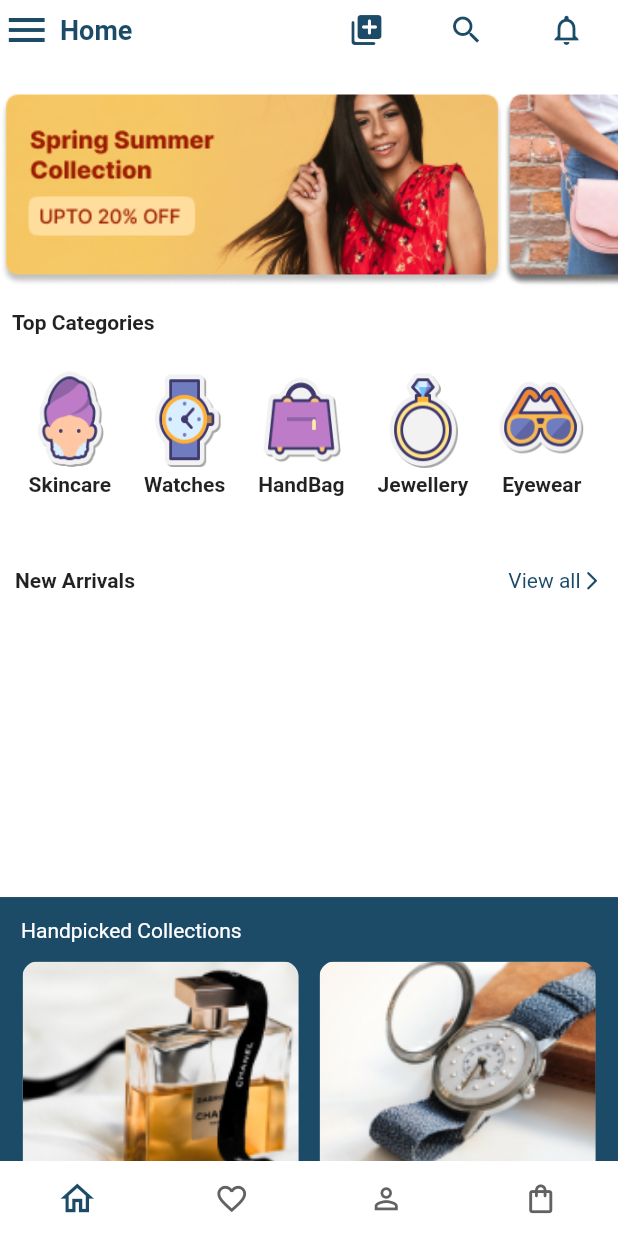
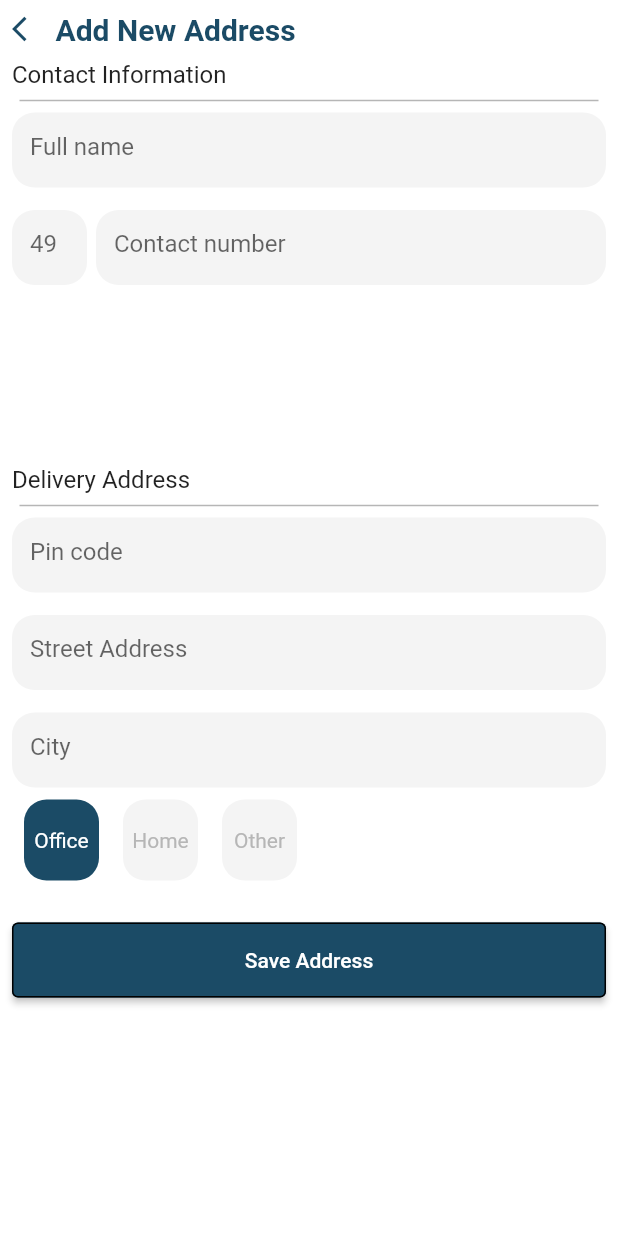
Before and after one commit to zahraaapz/Store_flutter, a Flutter app: the screen it shows after launch, on a phone screen of 412 x 824 dp. Run offline on Flutter 3.47's test engine with Material 2 defaults, Android fonts, the phone set to English and light mode, and no system bars; our stand-ins replace expandable, flutter_spinkit, font_awesome_flutter; missing offline and left inert: d_chart, dart:ffi.

Commit message:
app store

```diff
--- /dev/null
+++ b/lib/address.dart
@@ -0,0 +1,246 @@
+import 'package:appstore/color/color.dart';
+import 'package:appstore/model/Model.dart';
+import 'package:flutter/cupertino.dart';
+import 'package:flutter/material.dart';
+
+class address extends StatefulWidget{
+  @override
+  State<address> createState() => _addressState();
+}
+
+class _addressState extends State<address> {
+  int select=0;
+  @override
+
+  Widget build(BuildContext context) {
+return SafeArea(
+  child:   Scaffold(
+
+    backgroundColor: Colors.white,
+
+    body: Padding(
+
+      padding: const EdgeInsets.all(8.0),
+
+      child: SingleChildScrollView(
+        child: Column(crossAxisAlignment: CrossAxisAlignment.start,
+
+          children: [
+
+          Row(children: [
+
+            Icon(Icons.arrow_back_ios,color: Rang.blue,size: 20,),
+
+
+         SizedBox(width: 9,)
+            ,Text('Add New Address',style:TextStyle(color: Rang.blue,fontSize: 20,fontWeight: FontWeight.bold) ,)
+
+          ],),
+          SizedBox(height: 9,),
+
+          Text('Contact Information',style:TextStyle(fontSize: 16)),
+
+          Divider(
+
+            thickness: 1,color: Rang.grey,endIndent: 5,indent:5 ,
+
+          ),       Container(
+
+              height: 50,
+
+              width: double.infinity,
+
+              decoration: BoxDecoration(borderRadius: BorderRadius.circular(15),color:Rang.toosi ),
+
+              child: TextField(
+
+                decoration: InputDecoration(
+          hintText: 'Full name',
+        helperStyle: TextStyle(color: Rang.grey),
+                  border: OutlineInputBorder(borderSide:BorderSide.none,borderRadius: BorderRadius.circular(15)),
+
+                  focusedBorder: OutlineInputBorder(borderSide: BorderSide(color: Rang.toosi),borderRadius: BorderRadius.circular(15))
+
+                ),
+
+              ),
+
+            ),
+            SizedBox(height: 15,),
+
+          Row(
+            mainAxisAlignment: MainAxisAlignment.spaceBetween,
+            children: [
+
+
+
+            Container(
+
+              height: 50,
+
+              width: 50,
+
+              decoration: BoxDecoration(borderRadius: BorderRadius.circular(15),color:Rang.toosi ),
+
+              child: TextField(
+        keyboardType: TextInputType.number,
+                decoration: InputDecoration(
+          hintText: '49',
+        helperStyle: TextStyle(color: Rang.grey),
+                  border: OutlineInputBorder(borderSide: BorderSide.none,borderRadius: BorderRadius.circular(15)),
+
+                  focusedBorder: OutlineInputBorder(borderSide: BorderSide(color: Rang.toosi),borderRadius: BorderRadius.circular(15))
+
+                ),
+
+              ),
+
+            ),
+
+
+                   Container(
+
+              height: 50,
+
+              width: 340,
+
+              decoration: BoxDecoration(borderRadius: BorderRadius.circular(15),color:Rang.toosi ),
+
+              child: TextField(
+
+                decoration: InputDecoration(
+        hintText: 'Contact number',
+        helperStyle: TextStyle(color: Rang.grey),
+                  border: OutlineInputBorder(borderSide: BorderSide.none,borderRadius: BorderRadius.circular(15)),
+
+                  focusedBorder: OutlineInputBorder(borderSide: BorderSide(color: Rang.toosi),borderRadius: BorderRadius.circular(15))
+
+                ),
+
+              ),
+
+            )
+
+          ],),
+          SizedBox(height: 120,),
+                  Text('Delivery Address',style:TextStyle(fontSize: 16)),
+
+          Divider(
+
+            thickness: 1,color: Rang.grey,endIndent: 5,indent:5 ,
+
+          ),
+
+               Container(
+
+              height: 50,
+
+              width: double.infinity,
+
+              decoration: BoxDecoration(borderRadius: BorderRadius.circular(15),color:Rang.toosi ),
+
+              child: TextField(
+
+                decoration: InputDecoration(
+        hintText: 'Pin code',
+        helperStyle: TextStyle(color: Rang.grey),
+                  border: OutlineInputBorder(borderSide: BorderSide.none,borderRadius: BorderRadius.circular(15)),
+
+                  focusedBorder: OutlineInputBorder(borderSide: BorderSide(color: Rang.toosi),borderRadius: BorderRadius.circular(15))
+
+                ),
+
+              ),
+
+            )  ,
+            SizedBox(height: 15,)  ,      Container(
+
+              height: 50,
+
+              width: double.infinity,
+
+              decoration: BoxDecoration(borderRadius: BorderRadius.circular(15),color:Rang.toosi ),
+
+              child: TextField(
+
+                decoration: InputDecoration(
+        hintText: 'Street Address',
+        helperStyle: TextStyle(color: Rang.grey),
+                  border: OutlineInputBorder(borderSide: BorderSide.none,borderRadius: BorderRadius.circular(15)),
+
+                  focusedBorder: OutlineInputBorder(borderSide: BorderSide(color: Rang.toosi),borderRadius: BorderRadius.circular(15))
+
+                ),
+
+              ),
+
+            )   ,     SizedBox(height: 15,)  ,      Container(
+
+              height: 50,
+
+              width: double.infinity,
+
+              decoration: BoxDecoration(borderRadius: BorderRadius.circular(15),color:Rang.toosi ),
+
+              child: TextField(
+
+                decoration: InputDecoration(
+        hintText: 'City',
+        helperStyle: TextStyle(color: Rang.grey),
+                  border: OutlineInputBorder(borderSide: BorderSide.none,borderRadius: BorderRadius.circular(15)),
+
+                  focusedBorder: OutlineInputBorder(borderSide: BorderSide(color: Rang.toosi),borderRadius: BorderRadius.circular(15))
+
+                ),
+
+              ),
+
+            ),
+            SizedBox(
+              height: 70,
+              child: ListView.builder(
+                scrollDirection: Axis.horizontal,
+              itemCount: 3,
+                    itemBuilder: (BuildContext context, int index) {
+              return        Padding(
+                padding: const EdgeInsets.all(8.0),
+                child: GestureDetector(
+                  onTap: () {
+                    setState(() {
+                      select=index;
+                    });
+                  },
+                  child: Container(
+                        height: 30,
+                        width: 50,
+                        decoration: BoxDecoration(
+                          color: select==index?Rang.blue:Rang.toosi,
+                          borderRadius: BorderRadius.circular(15)
+                        ),
+                    child: Center(child: Text(addresslist[index],style: TextStyle(color: select==index?Colors.white:Rang.grey),)),  ),
+                ),
+              );
+                     },
+
+              ),
+            ),
+            SizedBox(height: 20,)
+,            Container(
+              width: double.infinity,
+              height: 50,
+              child: ElevatedButton(onPressed: () {  },
+              style: ButtonStyle(
+             side: MaterialStateProperty.all(BorderSide()),
+                backgroundColor: MaterialStateProperty.all(Rang.blue)),
+              child:Text('Save Address') ,),
+            )
+
+        ]),
+      ),
+
+    ),
+
+  ),
+);
+  }
+}
--- a/lib/main.dart
+++ b/lib/main.dart
@@ -1,5 +1,5 @@
-import 'package:appstore/bag.dart';
-import 'package:appstore/splash/splash-screen.dart';
+import 'package:appstore/address.dart';
+
 
 import 'package:flutter/material.dart';
 import 'package:flutter/services.dart';
@@ -18,6 +18,6 @@ class AppStore extends StatelessWidget {
 
   @override
   Widget build(BuildContext context) {
-    return MaterialApp(debugShowCheckedModeBanner: false, home: splash());
+    return MaterialApp(debugShowCheckedModeBanner: false, home: address());
   }
 }
--- a/lib/model/Model.dart
+++ b/lib/model/Model.dart
@@ -13,6 +13,7 @@ class Model {
     Model(ima: 'assets/p5.png', title: 'Shoes'),
   ];
 }
+List<String> addresslist=['Office','Home','Other'];
 
 class Kala {
   String ima;
```
Also changed, not shown: pubspec.lock.
